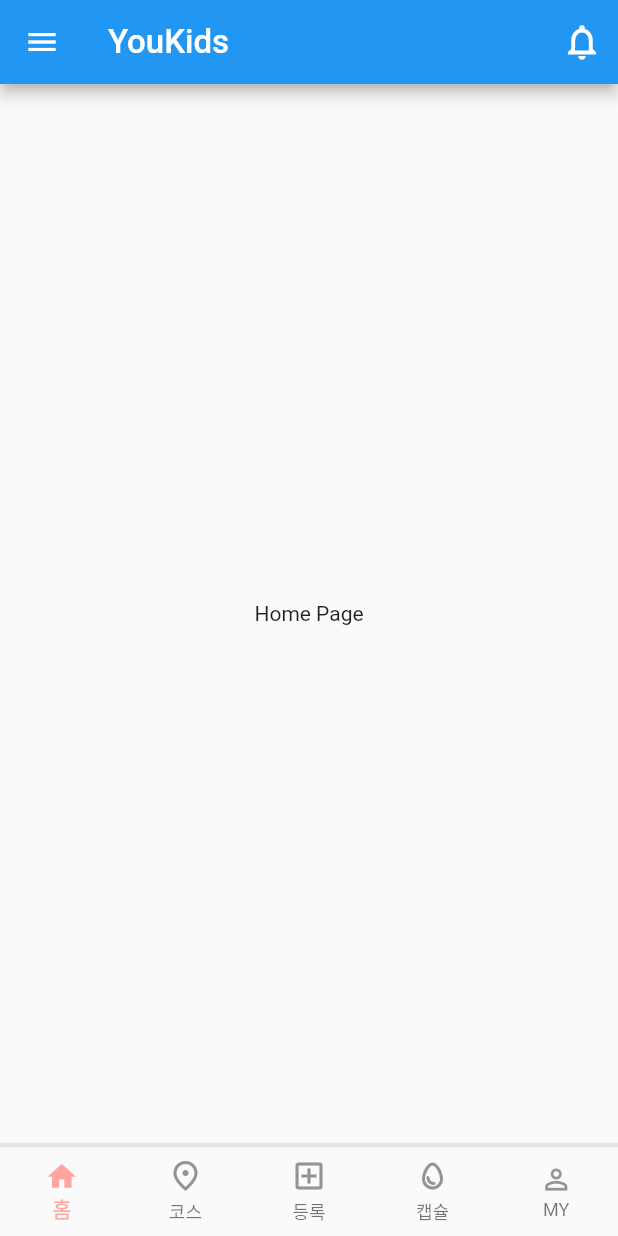
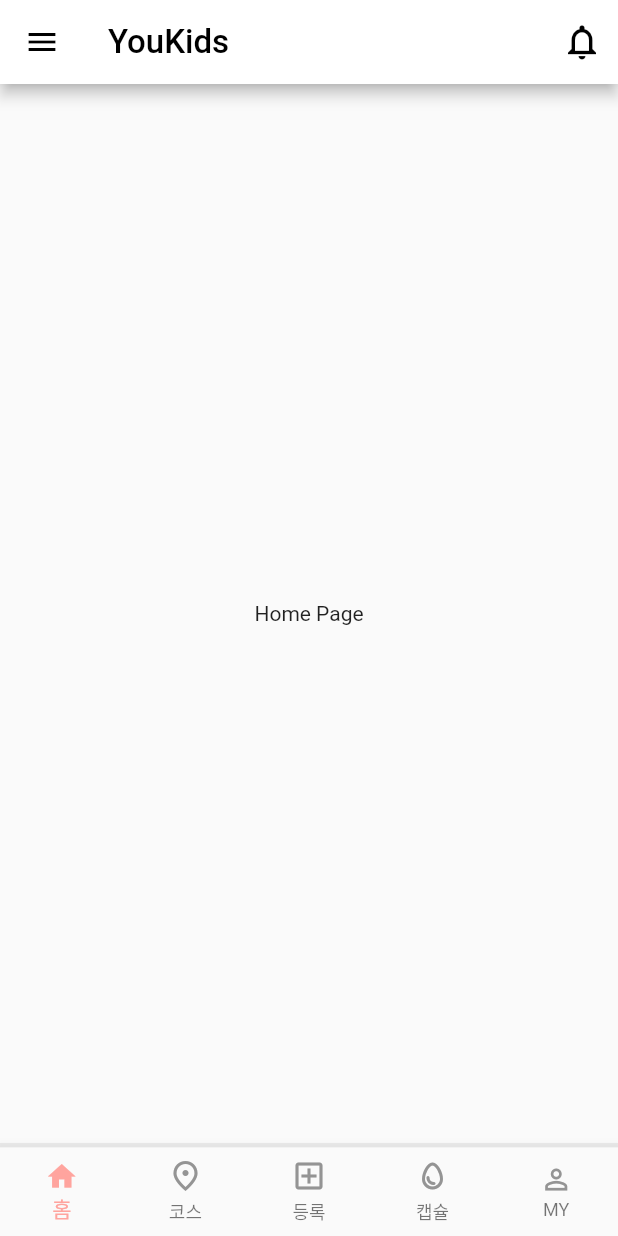
Before and after one commit to 2017tae/youkids, a Flutter app: the screen it shows after launch, on a phone screen of 412 x 824 dp. Run offline on Flutter 3.47's test engine with Material 2 defaults, Android fonts, the phone set to English and light mode, and no system bars; our stand-ins replace flutter_svg; Roboto replaces fonts that are missing (Pretendard); project files that could hold a hidden picture were left out.

Commit message:
:iphone: Design: Header 색상 변경 - backgroundColor: white - IconTheme: black

```diff
--- a/frontend/lib/src/widgets/init_widget.dart
+++ b/frontend/lib/src/widgets/init_widget.dart
@@ -37,7 +37,13 @@ class _InitWidgetState extends State<InitWidget> {
           'YouKids',
           style: TextStyle(
             fontSize: 22,
+            color: Colors.black,
+            fontWeight: FontWeight.w500,
           ),
+        ),
+        backgroundColor: Colors.white,
+        iconTheme: const IconThemeData(
+          color: Colors.black,
         ),
         actions: [
           IconButton(
```
